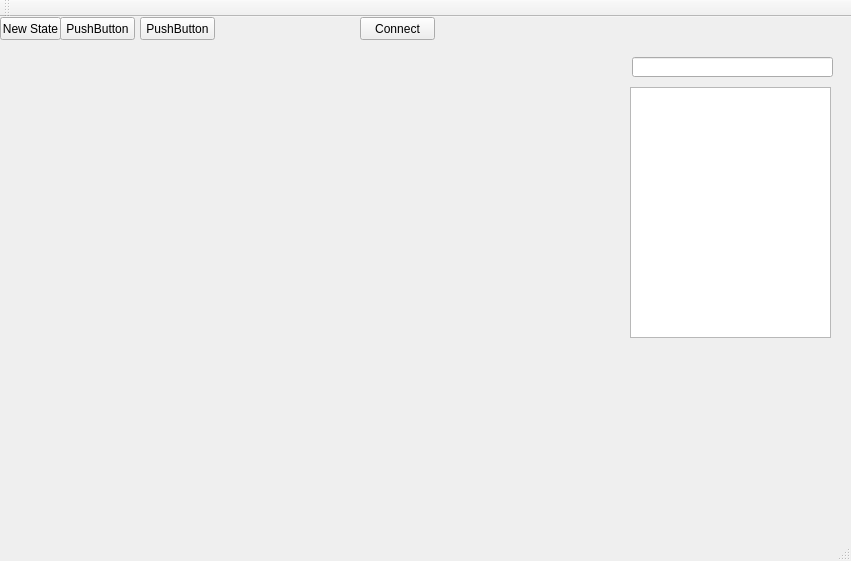
Radiansz/StateGraph, file mainwindow.ui: the form before one commit.
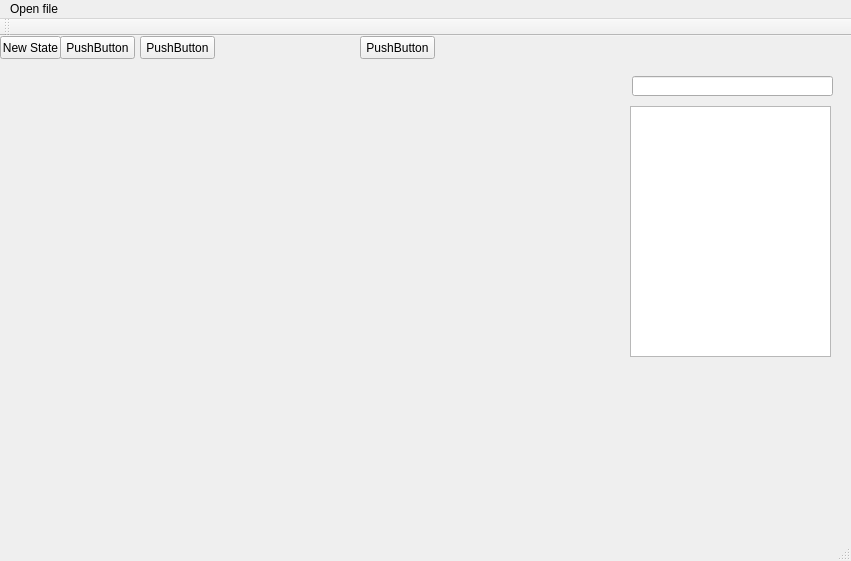
The form after the commit. Custom widgets are drawn as their Qt base class.

Patch:
```diff
--- a/mainwindow.ui
+++ b/mainwindow.ui
@@ -63,7 +63,7 @@
      </rect>
     </property>
     <property name="text">
-     <string>Connect</string>
+     <string>PushButton</string>
     </property>
    </widget>
    <widget class="QLineEdit" name="lineEdit">
@@ -106,6 +106,13 @@
      <height>21</height>
     </rect>
    </property>
+   <widget class="QMenu" name="menuOpen_file">
+    <property name="title">
+     <string>Open file</string>
+    </property>
+    <addaction name="actionOpen"/>
+   </widget>
+   <addaction name="menuOpen_file"/>
   </widget>
   <widget class="QToolBar" name="mainToolBar">
    <attribute name="toolBarArea">
```
Left out of the diff: 31 changed lines with no effect on the pictures.
